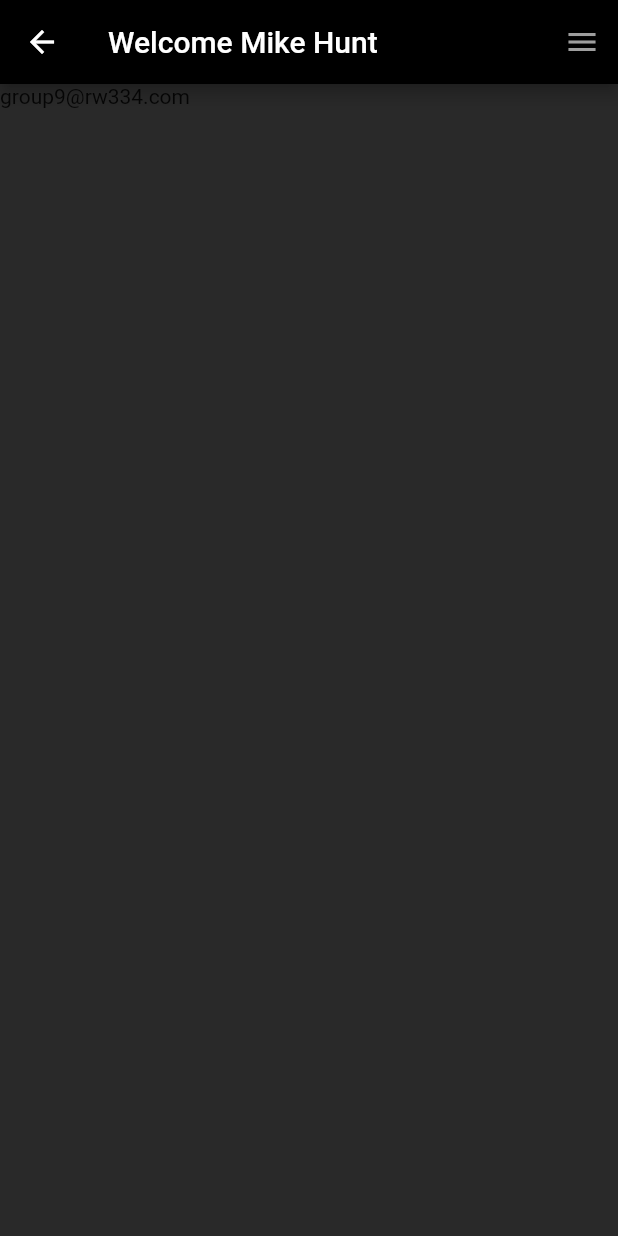
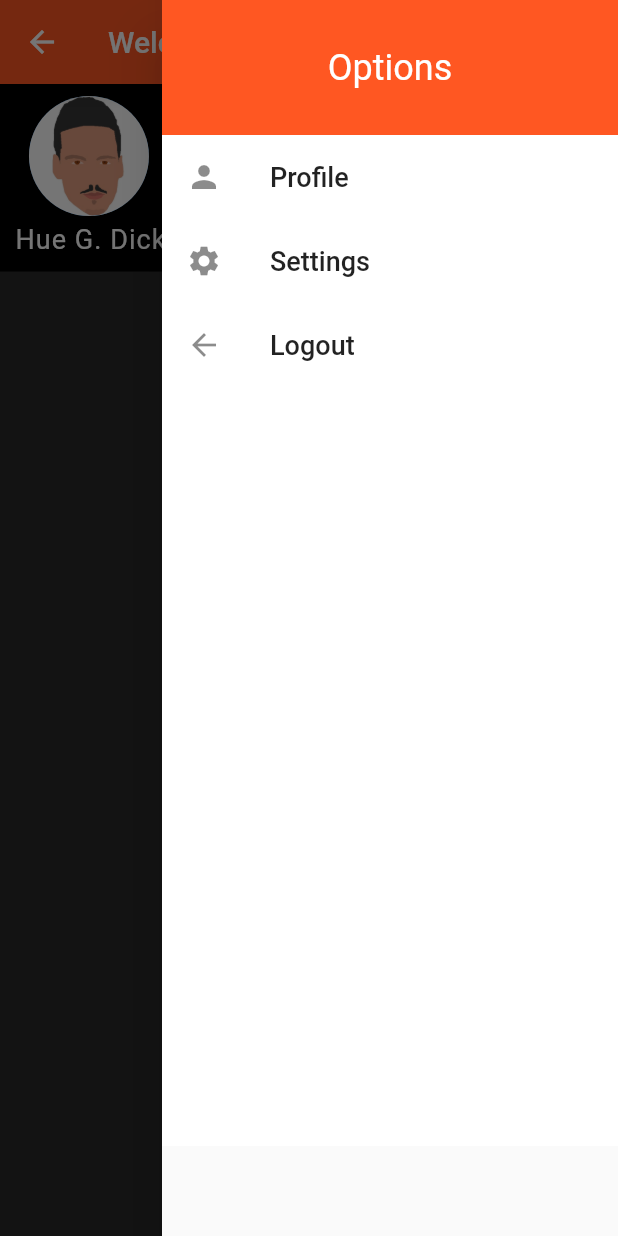
Before and after one commit to rijkdw/the_shed, a Flutter app: the ProfilePage screen opened directly, with the side drawer open (before the commit the screen has no drawer), on a phone screen of 412 x 824 dp. Run offline on Flutter 3.47's test engine with Material 2 defaults, Android fonts, the phone set to English and light mode, and no system bars; our stand-ins replace curved_navigation_bar.

Commit message:
added a drawer(option) and profile page

```diff
--- a/front-end/lib/models/user.dart
+++ b/front-end/lib/models/user.dart
@@ -2,17 +2,24 @@ class User {
   String email;
   String username;
   String picture;
-
+  String name;
+  int posts;
+  int follow;
   //final Map followers;
   //final Map following;
 
-  User(String email, String username, String picture) {
+  User(String email, String username, String name, String picture, int post,
+      int follow) {
     this.email = email;
     this.username = username;
     this.picture = picture;
+    this.name = name;
+    this.posts = post;
+    this.follow = follow;
     //this.followers,
     //this.following
   }
+
   String getEmail() {
     return this.email;
   }
@@ -24,5 +31,22 @@ class User {
   String getPicture() {
     return this.picture;
   }
+
+  String getName() {
+    return this.name;
+  }
+
+  String getFollowing() {
+    int fol = this.follow;
+    String follow = fol.toString() + " ";
+    return follow;
+  }
+
+  String getPost() {
+    int post = this.posts;
+    String posts = post.toString() + " ";
+    return posts;
+  }
+
 //Get info from DB
 }
--- /dev/null
+++ b/front-end/lib/screens/home/drawer.dart
@@ -0,0 +1,66 @@
+import 'package:flutter/material.dart';
+
+class SettingsDrawer extends StatelessWidget {
+  @override
+  Widget build(BuildContext context) {
+    return Drawer(
+      child: Column(
+        children: <Widget>[
+          Container(
+            height: 90,
+            width: MediaQuery.of(context).size.width,
+            padding: EdgeInsets.all(20),
+            color: Colors.deepOrange,
+            child: Center(
+              child: Text(
+                "Options",
+                style: TextStyle(
+                  fontSize: 24,
+                  color: Colors.white,
+                ),
+              ),
+            ),
+          ),
+          Container(
+            height: MediaQuery.of(context).size.height - 150,
+            color: Colors.white,
+            child: Column(
+              children: [
+                ListTile(
+                  leading: Icon(Icons.person),
+                  title: Text(
+                    "Profile",
+                    style: TextStyle(
+                      fontSize: 18,
+                    ),
+                  ),
+                  onTap: null,
+                ),
+                ListTile(
+                  leading: Icon(Icons.settings),
+                  title: Text(
+                    "Settings",
+                    style: TextStyle(
+                      fontSize: 18,
+                    ),
+                  ),
+                  onTap: null,
+                ),
+                ListTile(
+                  leading: Icon(Icons.arrow_back),
+                  title: Text(
+                    "Logout",
+                    style: TextStyle(
+                      fontSize: 18,
+                    ),
+                  ),
+                  onTap: null,
+                ),
+              ],
+            ),
+          ),
+        ],
+      ),
+    );
+  }
+}
--- a/front-end/lib/screens/home/global.dart
+++ b/front-end/lib/screens/home/global.dart
@@ -2,4 +2,4 @@ library user.global;
 import 'package:rw334/models/user.dart';
 
 final User dummy =
-new User("group9@rw334.com", "Mike Hunt", "assets/user1.jpeg");
+new User("group9@rw334.com", "MikeHunt69", "Hue G. Dick", "assets/user1.jpeg", 420, 666);
--- a/front-end/lib/screens/home/home.dart
+++ b/front-end/lib/screens/home/home.dart
@@ -16,10 +16,6 @@ class Home extends StatelessWidget {
 }
 
 class UserHomePage extends StatefulWidget {
-  /* TODO: app bar for all the pages, dummy user
-   *
-   */
-
   @override
   _UserHomePageState createState() => _UserHomePageState();
 }
@@ -53,7 +49,7 @@ class _UserHomePageState extends State<UserHomePage> {
         color: Colors.white,
         //Color.fromRGBO(128, 128, 128, 1),
         height: 60,
-        animationDuration: Duration(milliseconds: 1000),
+        animationDuration: Duration(milliseconds: 300),
         index: _page,
         animationCurve: Curves.fastLinearToSlowEaseIn,
         items: <Widget>[
--- a/front-end/lib/screens/home/profile.dart
+++ b/front-end/lib/screens/home/profile.dart
@@ -1,6 +1,8 @@
+import 'package:flutter/cupertino.dart';
 import 'package:flutter/material.dart';
 import 'package:rw334/models/user.dart';
 import 'global.dart' as usr;
+import 'drawer.dart';
 
 class ProfilePage extends StatelessWidget {
   final User user = usr.dummy;
@@ -9,24 +11,125 @@ class ProfilePage extends StatelessWidget {
   Widget build(BuildContext context) {
     return Scaffold(
       appBar: new AppBar(
-        backgroundColor: Colors.black,
+        backgroundColor: Colors.deepOrange,
         title: Text("Welcome " + user.getUsername()),
-        actions: [
-          IconButton(
-            icon: const Icon(
-              Icons.menu,
-              color: Colors.grey,
-            ),
-          ),
-        ],
       ),
+      endDrawer: SettingsDrawer(),
       body: Container(
         color: Color.fromRGBO(41, 41, 41, 1),
         height: MediaQuery.of(context).size.height,
         width: MediaQuery.of(context).size.width,
         child: ListView(
           scrollDirection: Axis.vertical,
-          children: [Text(user.getEmail())],
+          children: [
+            //TODO: profile card
+            Container(
+              padding: EdgeInsets.all(8),
+              color: Colors.black,
+              height: 125,
+              child: Row(
+                children: [
+                  Container(
+                    child: Row(
+                      children: <Widget>[
+                        Column(
+                          children: <Widget>[
+                            Align(
+                              alignment: Alignment.topLeft,
+                              child: CircleAvatar(
+                                backgroundImage: AssetImage(user.getPicture()),
+                                radius: 40,
+                              ),
+                            ),
+                            Container(
+                              padding: EdgeInsets.only(top: 5, left: 2),
+                              child: Align(
+                                alignment: Alignment.bottomLeft,
+                                child: Text(
+                                  user.getName(),
+                                  style: TextStyle(
+                                    fontSize: 18,
+                                    color: Colors.white,
+                                    letterSpacing: 0.7,
+                                  ),
+                                ),
+                              ),
+                            ),
+                          ],
+                        ),
+                      ],
+                    ),
+                  ),
+                  Column(
+                    children: <Widget>[
+                      Container(
+                        padding: EdgeInsets.only(left: 35, bottom: 5, top: 5),
+                        child: Align(
+                          //alignment: Alignment.topRight,
+                          child: Text(
+                            user.getPost(),
+                            style: TextStyle(
+                              fontSize: 16,
+                              color: Colors.white,
+                              letterSpacing: 0.7,
+                            ),
+                          ),
+                        ),
+                      ),
+                      Container(
+                        padding: EdgeInsets.only(left: 35),
+                        child: Align(
+                          //alignment: Alignment.topRight,
+                          child: Text(
+                            "POSTS ",
+                            style: TextStyle(
+                              fontSize: 18,
+                              color: Colors.white,
+                              letterSpacing: 0.3,
+                            ),
+                          ),
+                        ),
+                      ),
+                    ],
+                  ),
+                  Column(
+                    children: <Widget>[
+                      Container(
+                        padding: EdgeInsets.only(left: 25, bottom: 5, top: 5),
+                        child: Align(
+                          //alignment: Alignment.topRight,
+                          child: Text(
+                            user.getFollowing(),
+                            style: TextStyle(
+                              fontSize: 16,
+                              color: Colors.white,
+                              letterSpacing: 0.7,
+                            ),
+                          ),
+                        ),
+                      ),
+                      Container(
+                        padding: EdgeInsets.only(left: 25),
+                        child: Align(
+                          //alignment: Alignment.topRight,
+                          child: Text(
+                            "FOLLOWING ",
+                            style: TextStyle(
+                              fontSize: 18,
+                              color: Colors.white,
+                              letterSpacing: 0.3,
+                            ),
+                          ),
+                        ),
+                      ),
+                    ],
+                  ),
+                ],
+              ),
+            ),
+
+            //TODO: body (my posts)
+          ],
         ),
       ),
     );
```
